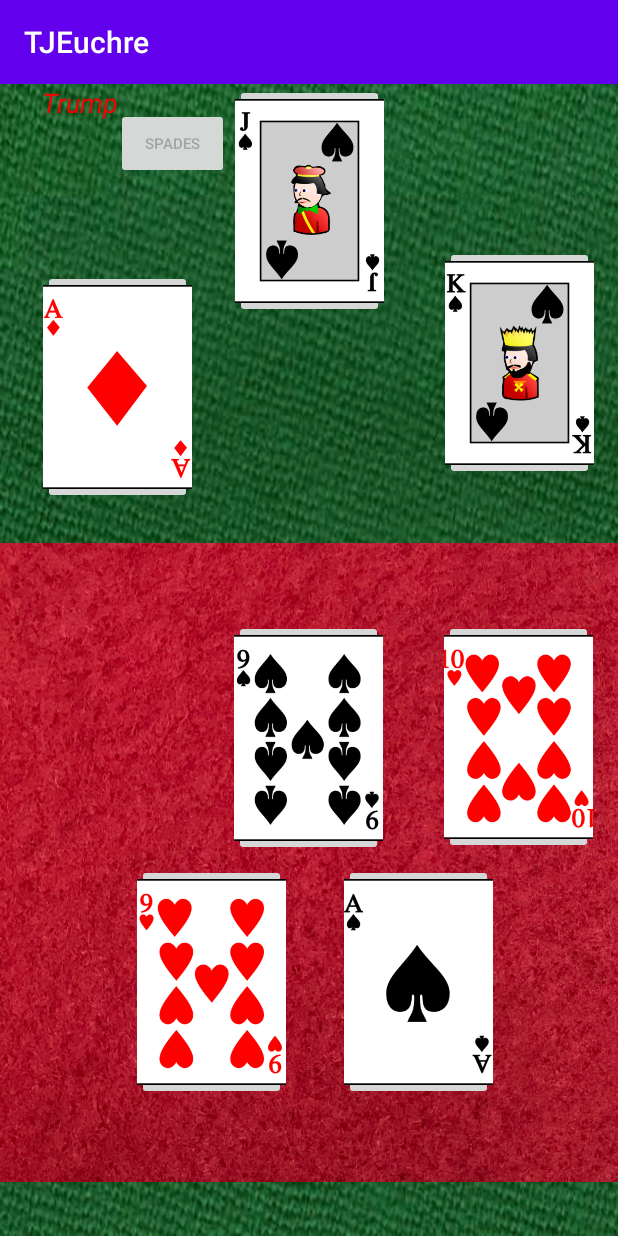
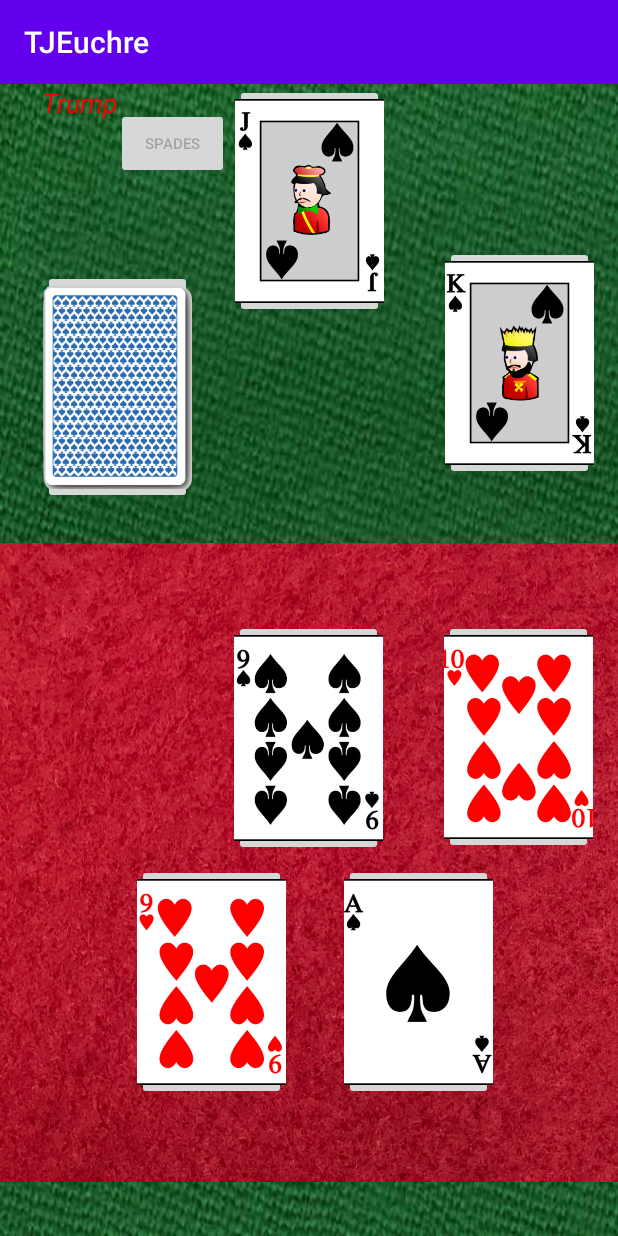
Before and after one commit to jfmurie/TJ_euchre, an Android app: the GameScreen screen opened directly, with no data from a screen before it, after a tap on an icon or button, on a phone screen of 412 x 824 dp. Run offline under Robolectric (Android 15) with nearby library versions, the phone set to English and light mode, and no system bars; Roboto replaces fonts that are not available here; 2 other taps on this screen came first.

Commit message:
We can play whole game!!!
But, there are things still to be done:
(Jack)
Ensure the bottom of the red felt is the bottom of the screen
Lower the user's cards on the red felt
Lower the top of the red felt
Make an image button to show the top card to User. It will go where the user's cards move to when they are played. Make it invisible when topCardTurnedDown = true is set or when pickItUP() is called.
Add "waits" after every AI play (2 - 5 seconds).
Add text box that give User feed back like "Choose a card to discard" when player is dealer and has to pickItUp and also for moments like "Your teammate passes."/"Player left of you called trump as HEARTS".
Do any other TODOs left in GameScreen.java

(Everyone else)
Clean up unused code
comment, comment, comment
test, test, test

```diff
--- a/app/src/main/java/com/Round/Round.java
+++ b/app/src/main/java/com/Round/Round.java
@@ -159,23 +159,29 @@ public class Round {
         if(this.teamCalledTrump == team1){
             if(team1.getTricksTaken() == 5){
                 team1.updateTeamScore(2);
+                System.out.println("Team 1 got 2 points.");
             }
             else if(team1.getTricksTaken() >= 3){
                 team1.updateTeamScore(1);
+                System.out.println("Team 1 got a point.");
             }
             else{
                 team2.updateTeamScore(2);
+                System.out.println("Team 2 got 2 points.");
             }
         }
         else{
             if(team2.getTricksTaken() == 5){
                 team2.updateTeamScore(2);
+                System.out.println("Team 2 got 2 points.");
             }
             else if(team2.getTricksTaken() >= 3){
                 team2.updateTeamScore(1);
+                System.out.println("Team 2 got a point.");
             }
             else{
                 team1.updateTeamScore(2);
+                System.out.println("Team 1 got 2 points.");
             }
         }
     }
--- a/app/src/main/java/com/player/AI.java
+++ b/app/src/main/java/com/player/AI.java
@@ -307,16 +307,29 @@ public class AI implements Player {
     //helper method for AI Logic
     private int getCurrentWinningCardIndex(ArrayList<Card> cardsPlayed, Suit trump){
         int highestCardValue = 0;
-        int index = -1;
-        for(int i = 0; i < cardsPlayed.size(); i++){
+        Card highestCard = null;
+        int index = 0;
+        for(int i = 0; i < cardsPlayed.size(); i++) {
+            if (cardsPlayed.get(i).isRightBower(trump)) {
+                return i;
+            }
+            if (cardsPlayed.get(i).isLeftBower(trump)) {
+                index = i;
+                continue;
+            }
+            if (cardsPlayed.get(index).isLeftBower(trump)) {
+                continue;
+            }
+
             int temp = cardsPlayed.get(i).getValue().getNumericalValue();
-            if(cardsPlayed.get(i).getSuit() == cardsPlayed.get(0).getSuit()){
+            if (cardsPlayed.get(i).getSuit() == cardsPlayed.get(0).getSuit()) {
                 temp *= 2;
             }
-            if(cardsPlayed.get(i).getSuit() == trump){
-                temp *= 3;
+            if (cardsPlayed.get(i).isTrump(trump)) {
+                temp *= 4;
             }
-            if(highestCardValue < temp){
+
+            if (highestCardValue < temp) {
                 highestCardValue = temp;
                 index = i;
             }
--- a/app/src/main/res/layout/activity_game_screen.xml
+++ b/app/src/main/res/layout/activity_game_screen.xml
@@ -102,7 +102,7 @@
         android:scaleType="centerCrop"
         app:layout_constraintStart_toStartOf="parent"
         app:layout_constraintTop_toTopOf="parent"
-        app:srcCompat="@android:drawable/ic_input_add" />
+        app:srcCompat="@drawable/cardback" />
 
     <ImageButton
         android:id="@+id/imageButtonBR"
@@ -114,7 +114,7 @@
         android:scaleType="centerCrop"
         app:layout_constraintStart_toStartOf="parent"
         app:layout_constraintTop_toTopOf="parent"
-        app:srcCompat="@android:drawable/ic_input_add" />
+        app:srcCompat="@drawable/cardback" />
 
     <ImageButton
         android:id="@+id/imageButtonBL"
@@ -126,7 +126,7 @@
         android:scaleType="centerCrop"
         app:layout_constraintStart_toStartOf="parent"
         app:layout_constraintTop_toTopOf="parent"
-        app:srcCompat="@android:drawable/ic_input_add" />
+        app:srcCompat="@drawable/cardback" />
 
     <ImageButton
         android:id="@+id/imageButtonTR"
@@ -138,7 +138,7 @@
         android:scaleType="centerCrop"
         app:layout_constraintStart_toStartOf="parent"
         app:layout_constraintTop_toTopOf="parent"
-        app:srcCompat="@android:drawable/ic_input_add" />
+        app:srcCompat="@drawable/cardback" />
 
     <ImageButton
         android:id="@+id/imageButtonOL"
@@ -152,7 +152,7 @@
         app:layout_constraintStart_toStartOf="parent"
         app:layout_constraintTop_toTopOf="parent"
         app:layout_constraintVertical_bias="0.203"
-        app:srcCompat="@android:drawable/ic_delete" />
+        app:srcCompat="@drawable/cardback" />
 
     <ImageButton
         android:id="@+id/imageButtonOR"
@@ -165,7 +165,7 @@
         app:layout_constraintStart_toStartOf="parent"
         app:layout_constraintTop_toTopOf="parent"
         app:layout_constraintVertical_bias="0.177"
-        app:srcCompat="@android:drawable/ic_delete" />
+        app:srcCompat="@drawable/cardback" />
 
     <ImageButton
         android:id="@+id/imageButtonOF"
@@ -177,7 +177,7 @@
         app:layout_constraintStart_toStartOf="parent"
         app:layout_constraintTop_toTopOf="parent"
         app:layout_constraintVertical_bias="0.0"
-        app:srcCompat="@android:drawable/ic_input_add" />
+        app:srcCompat="@drawable/cardback" />
 
     <ImageButton
         android:id="@+id/imageButtonTC"
@@ -189,7 +189,7 @@
         android:scaleType="centerCrop"
         app:layout_constraintStart_toStartOf="parent"
         app:layout_constraintTop_toTopOf="parent"
-        app:srcCompat="@android:drawable/ic_input_add"
+        app:srcCompat="@drawable/cardback"
         tools:ignore="MissingPrefix" />
 
     <TextView
```
Also changed, not shown: app/src/main/java/com/example/tjeuchre/GameScreen.java (+61 -20 lines), app/src/main/res/drawable/cardback.png (added).
